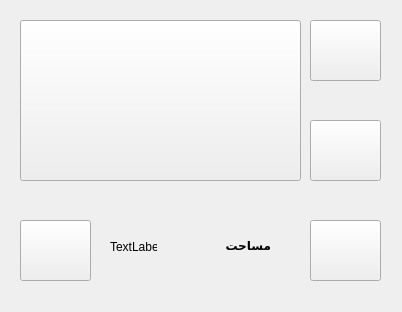
Old version of the form gandomfarm.ui in the repository Mahdi-Ghasemii/AP_Project.
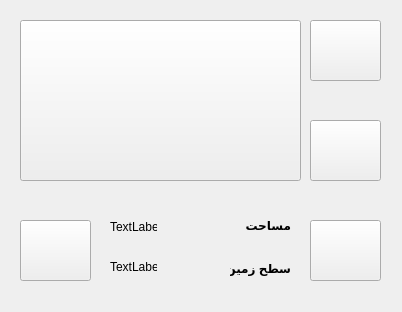
New version of the form. Icons and pictures are not drawn.

Commit message: siganal and oprator= for gandomfarm and yonjefarm

The edit to the form file:
```diff
--- a/gandomfarm.ui
+++ b/gandomfarm.ui
@@ -98,8 +98,8 @@
   <widget class="QLabel" name="label">
    <property name="geometry">
     <rect>
-     <x>210</x>
-     <y>230</y>
+     <x>230</x>
+     <y>210</y>
      <width>61</width>
      <height>31</height>
     </rect>
@@ -170,7 +170,39 @@
    <property name="geometry">
     <rect>
      <x>110</x>
-     <y>240</y>
+     <y>220</y>
+     <width>47</width>
+     <height>13</height>
+    </rect>
+   </property>
+   <property name="text">
+    <string>TextLabel</string>
+   </property>
+  </widget>
+  <widget class="QLabel" name="label_3">
+   <property name="geometry">
+    <rect>
+     <x>230</x>
+     <y>260</y>
+     <width>61</width>
+     <height>16</height>
+    </rect>
+   </property>
+   <property name="font">
+    <font>
+     <weight>75</weight>
+     <bold>true</bold>
+    </font>
+   </property>
+   <property name="text">
+    <string>سطح زمین</string>
+   </property>
+  </widget>
+  <widget class="QLabel" name="farmlevellbl">
+   <property name="geometry">
+    <rect>
+     <x>110</x>
+     <y>260</y>
      <width>47</width>
      <height>13</height>
     </rect>
```
Left out of the diff: 2 changed lines with no effect on the pictures. The commit also changes 9 other files.
